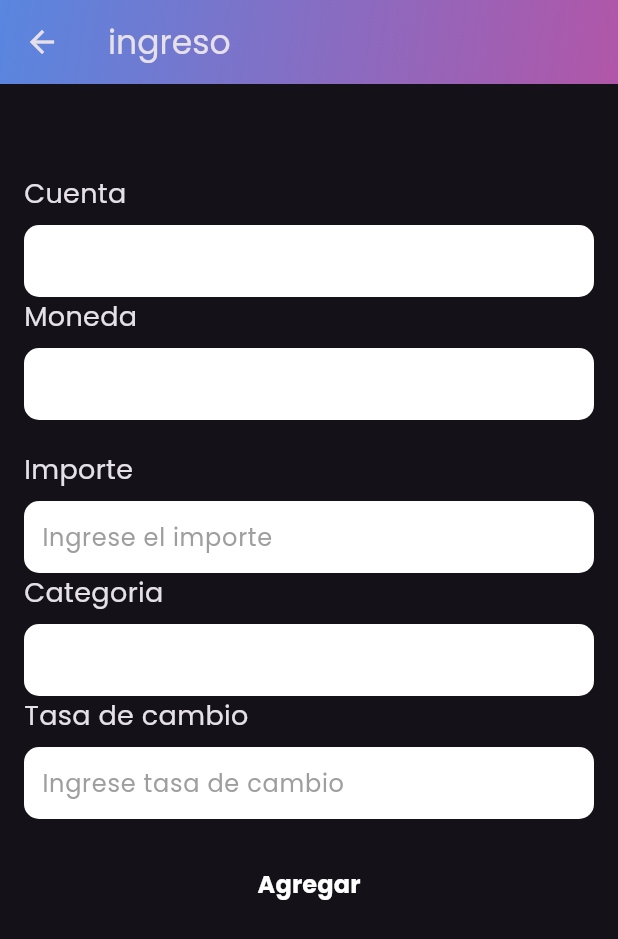
After one commit to Edurz135/mycash_front, a Flutter app: the BottomNavBar screen opened directly, after a tap on "Ingreso", on a phone screen of 412 x 824 dp. The commit adds this screen. Shown: the top 939 px of the screen. Run offline on Flutter 3.47's test engine with Material 3 defaults, Android fonts, the phone set to English and light mode, and no system bars; our stand-ins replace fl_chart, flutter_colorpicker, font_awesome_flutter, get, image_picker and 2 more; missing offline and left inert: dart:ffi; accounts and stored records are empty; network calls fail.

Commit message:
parte sabrina

```diff
--- /dev/null
+++ b/lib/screens/create_income/create_income_screen.dart
@@ -0,0 +1,314 @@
+import 'package:flutter/material.dart';
+import 'package:get/get.dart';
+import 'package:mycash_front/model/account_model.dart';
+import 'package:mycash_front/model/transaction.dart';
+import 'package:mycash_front/screens/home_screen/home_screen_controller.dart';
+
+class CreateIncomeScreen extends StatelessWidget {
+  final HomeScreenController controller;
+
+  const CreateIncomeScreen({Key? key, required this.controller})
+      : super(key: key);
+
+  @override
+  Widget build(BuildContext context) {
+    return Scaffold(
+      appBar: AppBar(
+        title: const Text('ingreso'),
+        flexibleSpace: Container(
+          decoration: const BoxDecoration(
+            gradient: LinearGradient(
+              begin: Alignment.topLeft,
+              end: Alignment.bottomRight,
+              colors: [
+                Color.fromRGBO(89, 134, 223, 1),
+                Color.fromRGBO(177, 86, 168, 1)
+              ],
+            ),
+          ),
+        ),
+      ),
+      body: SingleChildScrollView(
+        child: Padding(
+          padding: const EdgeInsets.symmetric(horizontal: 16.0),
+          child: Column(
+            children: [
+              const SizedBox(height: 40),
+              const SizedBox(height: 20),
+              CreateIncomeForm(
+                controller: controller,
+              )
+            ],
+          ),
+        ),
+      ),
+    );
+  }
+}
+
+class CreateIncomeForm extends StatefulWidget {
+  final HomeScreenController controller;
+  const CreateIncomeForm({super.key, required this.controller});
+
+  @override
+  CreateIncomeFormState createState() {
+    return CreateIncomeFormState(controller: controller);
+  }
+}
+
+class CreateIncomeFormState extends State<CreateIncomeForm> {
+  final _formKey = GlobalKey<FormState>();
+
+  int _idacc = 1;
+  int _currencyTypeId = 1;
+  double _amount = 0.0;
+  int _ctg = 1;
+  double? _exrt = 0.0;
+
+  HomeScreenController controller;
+
+  CreateIncomeFormState({required this.controller});
+
+  @override
+  Widget build(BuildContext context) {
+    // Build a Form widget using the _formKey created above.
+    return Form(
+      key: _formKey,
+      child: Column(
+        crossAxisAlignment: CrossAxisAlignment.start,
+        children: [
+        const Text(
+            'Cuenta',
+            style: TextStyle(fontSize: 18),
+          ),
+          const SizedBox(height: 8),
+          Obx(() {
+            return Container(
+              width: double.infinity,
+              padding: const EdgeInsets.symmetric(horizontal: 12),
+              decoration: BoxDecoration(
+                color: Colors.white,
+                borderRadius: BorderRadius.circular(10.0),
+              ),
+              child: DropdownButtonFormField<int>(
+                //value: _currencyTypeId,
+                decoration: const InputDecoration(
+                  border: InputBorder.none,
+                ),
+                items: controller.accounts
+                    .map<DropdownMenuItem<int>>(
+                        (account) => DropdownMenuItem<int>(
+                              value: account.id,
+                              child: Text(
+                                '${account.name}',
+                                style: const TextStyle(color: Colors.black),
+                              ),
+                            ))
+                    .toList(),
+                dropdownColor: Colors.white,
+                onChanged: (value) {
+                  setState(() {
+                    _idacc = value!;
+                  });
+                },
+                validator: (value) {
+                  if (value == null) {
+                    return 'Por favor seleccione una cuenta';
+                  }
+                  return null;
+                },
+              ),
+            );
+          }),
+          const Text(
+            'Moneda',
+            style: TextStyle(fontSize: 18),
+          ),
+          const SizedBox(height: 8),
+          Obx(() {
+            return Container(
+              width: double.infinity,
+              padding: const EdgeInsets.symmetric(horizontal: 12),
+              decoration: BoxDecoration(
+                color: Colors.white,
+                borderRadius: BorderRadius.circular(10.0),
+              ),
+              child: DropdownButtonFormField<int>(
+                value: _currencyTypeId,
+                decoration: const InputDecoration(
+                  border: InputBorder.none,
+                ),
+                items: controller.currencyTypes
+                    .map<DropdownMenuItem<int>>(
+                        (currency) => DropdownMenuItem<int>(
+                              value: currency.id,
+                              child: Text(
+                                '${currency.shortName} - ${currency.name}',
+                                style: const TextStyle(color: Colors.black),
+                              ),
+                            ))
+                    .toList(),
+                dropdownColor: Colors.white,
+                onChanged: (value) {
+                  setState(() {
+                    _currencyTypeId = value!;
+                  });
+                },
+                validator: (value) {
+                  if (value == null) {
+                    return 'Por favor seleccione una moneda';
+                  }
+                  return null;
+                },
+              ),
+            );
+          }),
+          const SizedBox(height: 20),
+          const Text(
+            'Importe',
+            style: TextStyle(fontSize: 18),
+          ),
+          const SizedBox(height: 8),
+          Container(
+            width: double.infinity,
+            padding: const EdgeInsets.symmetric(horizontal: 12),
+            decoration: BoxDecoration(
+                color: Colors.white,
+                borderRadius: BorderRadius.circular(10.0),
+            ),
+            child: TextFormField(
+                validator: (value) {
+                if (value == null || value.isEmpty) {
+                    return 'Por favor ingrese un importe';
+                }
+                return null;
+                },
+                onSaved: (value) {
+                _amount = (double.tryParse(value ?? "") ?? 0.0);
+                },
+                keyboardType: TextInputType.number,
+                style: const TextStyle(
+                    color: Colors.black), // Color del texto del campo de formulario
+                decoration: const InputDecoration(
+                border: InputBorder.none,
+                hintText: 'Ingrese el importe',
+                hintStyle: TextStyle(color: Colors.grey), // Color del texto de sugerencia
+                ),
+            ),
+            ),
+            const Text(
+            'Categoria',
+            style: TextStyle(fontSize: 18),
+          ),
+          const SizedBox(height: 8),
+          Obx(() {
+            return Container(
+              width: double.infinity,
+              padding: const EdgeInsets.symmetric(horizontal: 12),
+              decoration: BoxDecoration(
+                color: Colors.white,
+                borderRadius: BorderRadius.circular(10.0),
+              ),
+              child: DropdownButtonFormField<int>(
+                //value: _currencyTypeId,
+                decoration: const InputDecoration(
+                  border: InputBorder.none,
+                ),
+                items: controller.categories
+                    .map<DropdownMenuItem<int>>(
+                        (ctg) => DropdownMenuItem<int>(
+                              value: ctg.id,
+                              child: Text(
+                                '${ctg.name}',
+                                style: const TextStyle(color: Colors.black),
+                              ),
+                            ))
+                    .toList(),
+                dropdownColor: Colors.white,
+                onChanged: (value) {
+                  setState(() {
+                    _ctg = value!;
+                  });
+                },
+                validator: (value) {
+                  if (value == null) {
+                    return 'Por favor seleccione una categoria';
+                  }
+                  return null;
+                },
+              ),
+            );
+          }),
+            const Text(
+            'Tasa de cambio',
+            style: TextStyle(fontSize: 18),
+          ),
+          const SizedBox(height: 8),
+          Container(
+            width: double.infinity,
+            padding: const EdgeInsets.symmetric(horizontal: 12),
+            decoration: BoxDecoration(
+                color: Colors.white,
+                borderRadius: BorderRadius.circular(10.0),
+            ),
+            child: TextFormField(
+                validator: (value) {
+                if (value == null || value.isEmpty) {
+                    return 'Por favor ingrese TC';
+                }
+                return null;
+                },
+                onSaved: (value) {
+                _exrt = (double.tryParse(value ?? "") ?? 0.0) * -1;
+                },
+                keyboardType: TextInputType.number,
+                style: const TextStyle(
+                    color: Colors.black), // Color del texto del campo de formulario
+                decoration: const InputDecoration(
+                border: InputBorder.none,
+                hintText: 'Ingrese tasa de cambio',
+                hintStyle: TextStyle(color: Colors.grey), // Color del texto de sugerencia
+                ),
+            ),
+            ),
+          const SizedBox(height: 20),
+          Container(
+            width: double.infinity,
+            child: TextButton(
+              onPressed: () {
+                if (_formKey.currentState!.validate()) {
+                  _formKey.currentState!.save();
+                  controller.createTransaction(
+                      _amount,_idacc,_ctg, _currencyTypeId as int, _exrt);
+                  // createAccount(_name, _currencyTypeId, _balance);
+                  /*
+                  amount,
+        accountId,
+        categoryId,
+        currencyTypeId,
+        exchange_rate,*/
+                  /*
+                   int _idacc;
+  int _currencyTypeId;
+  double _amount = 0.0;
+  int _ctg;
+  double? _exrt = 0.0;
+  */
+                  Navigator.of(context).pop();
+                }
+              },
+              child: const Text(
+                'Agregar',
+                style: TextStyle(
+                  color: Colors.white,
+                  fontSize: 16,
+                  fontWeight: FontWeight.bold,
+                ),
+              ),
+            ),
+          )
+        ],
+      ),
+    );
+  }
+}
--- a/lib/screens/home_screen/home_screen.dart
+++ b/lib/screens/home_screen/home_screen.dart
@@ -7,7 +7,10 @@ import 'package:mycash_front/screens/accounts_screen/accounts_screen.dart';
 import 'package:mycash_front/screens/home_screen/home_screen_controller.dart';
 import 'package:mycash_front/screens/transaction_detail_screen/transaction_detail_screen.dart';
 import 'package:mycash_front/screens/transferir_screen.dart';
+import 'package:mycash_front/screens/create_expenses/create_expenses_screen.dart';
+import 'package:mycash_front/screens/create_income/create_income_screen.dart';
 import 'package:intl/intl.dart';
+
 
 class HomeScreen extends StatefulWidget {
   @override
@@ -124,18 +127,32 @@ class _HomeScreenState extends State<HomeScreen> {
               Row(
                 children: [
                     Expanded(
+                      child: GestureDetector(
+                    onTap: () {
+                      Navigator.push(
+                        context,
+                        MaterialPageRoute(builder: (context) => CreateIncomeScreen(controller: controller,)),
+                      );
+                    },
                     child: OperationItem(
                       icon: Icons.arrow_upward,
                       label: 'Ingreso',
                     ),
-                         ),
+                  )),
                   SizedBox(width: 8), // Add spacing between boxes
                   Expanded(
+                      child: GestureDetector(
+                    onTap: () {
+                      Navigator.push(
+                        context,
+                        MaterialPageRoute(builder: (context) => CreateExpenseScreen(controller: controller,)),
+                      );
+                    },
                     child: OperationItem(
                       icon: Icons.arrow_downward,
                       label: 'Gasto',
                     ),
-                      ),
+                  )),
                     SizedBox(width: 8), // Add spacing between boxes
                     Expanded(
                       child: GestureDetector(
```
Also changed, not shown: lib/screens/create_expenses/create_expenses_screen.dart (added, +314 -0 lines), lib/screens/home_screen/home_screen_controller.dart (+15 -0 lines), lib/services/transaction_service.dart (+33 -0 lines), pubspec.lock, 6 other files. Lines whose indentation alone changed are shown as unchanged.
